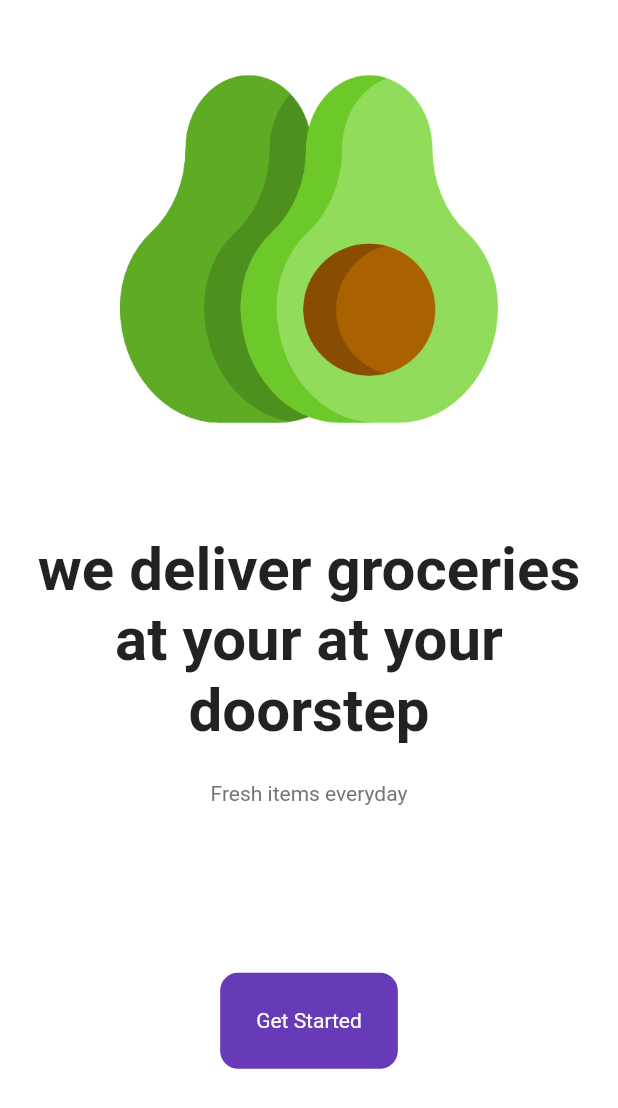
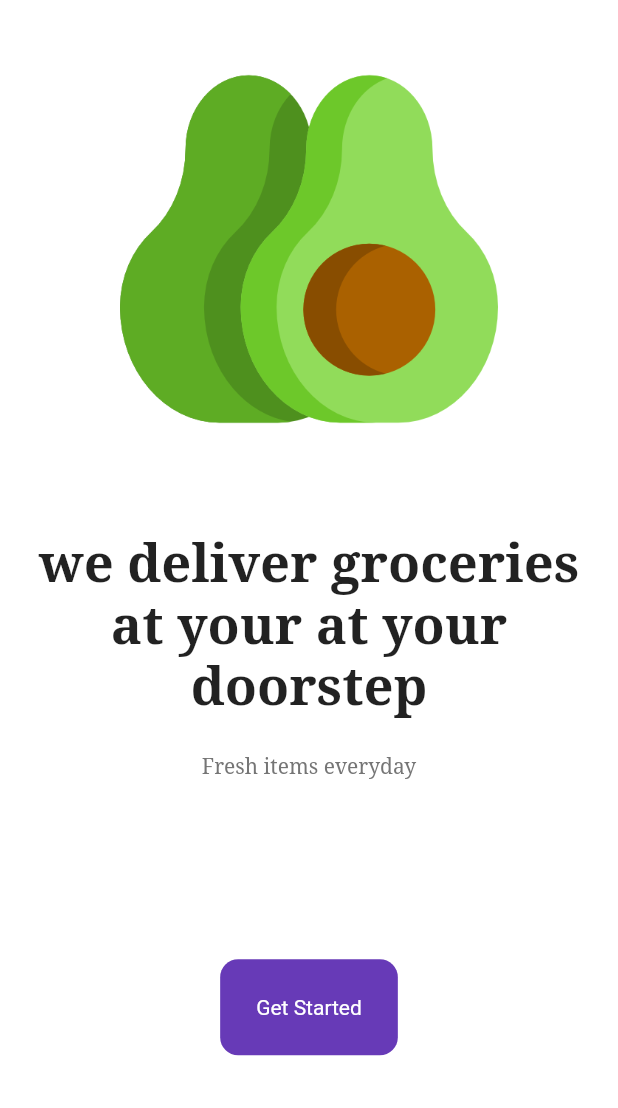
Before and after one commit to Artorias0612/grocery_shopping, a Flutter app: the screen it shows after launch, on a phone screen of 412 x 824 dp. Shown: the top 1108 px of the screen. Run offline on Flutter 3.47's test engine with Material 2 defaults, Android fonts, the phone set to English and light mode, and no system bars; our stand-ins replace google_fonts.

Commit message:
changed texts font

```diff
--- a/lib/screens/intro_screen.dart
+++ b/lib/screens/intro_screen.dart
@@ -1,5 +1,6 @@
 import 'package:flutter/material.dart';
 import 'package:grocery_shopping/screens/home_screen.dart';
+import 'package:google_fonts/google_fonts.dart';
 
 class IntroScreen extends StatelessWidget {
   const IntroScreen({Key? key}) : super(key: key);
@@ -20,24 +21,18 @@ class IntroScreen extends StatelessWidget {
 
           // text
 
-          const Padding(
-            padding: EdgeInsets.all(24.0),
-            child: Text(
-              "we deliver groceries at your at your doorstep",
-              textAlign: TextAlign.center,
-              style: TextStyle(
-                fontSize: 40.0,
-                fontWeight: FontWeight.bold,
-              ),
-            ),
+          Padding(
+            padding: const EdgeInsets.all(24.0),
+            child: Text("we deliver groceries at your at your doorstep",
+                textAlign: TextAlign.center,
+                style: GoogleFonts.notoSerif(
+                    fontSize: 35.0, fontWeight: FontWeight.bold)),
           ),
 
           // Fresh items every day
 
-          Text(
-            'Fresh items everyday',
-            style: TextStyle(color: Colors.grey[600]),
-          ),
+          Text('Fresh items everyday',
+              style: GoogleFonts.notoSerif(color: Colors.grey[600])),
 
           const Spacer(),
 
```
